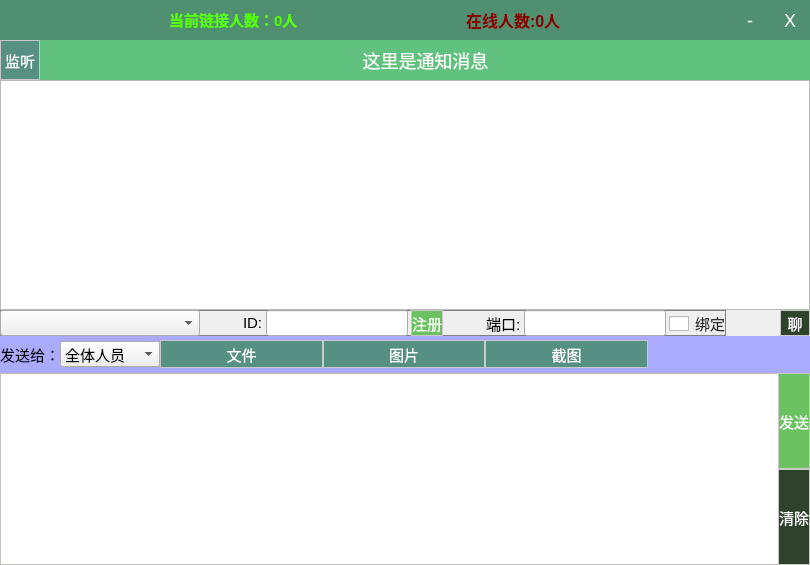
Before: the Qt Designer form QBoxServer/window.ui in BuleHell/QBox, drawn with Qt 5.
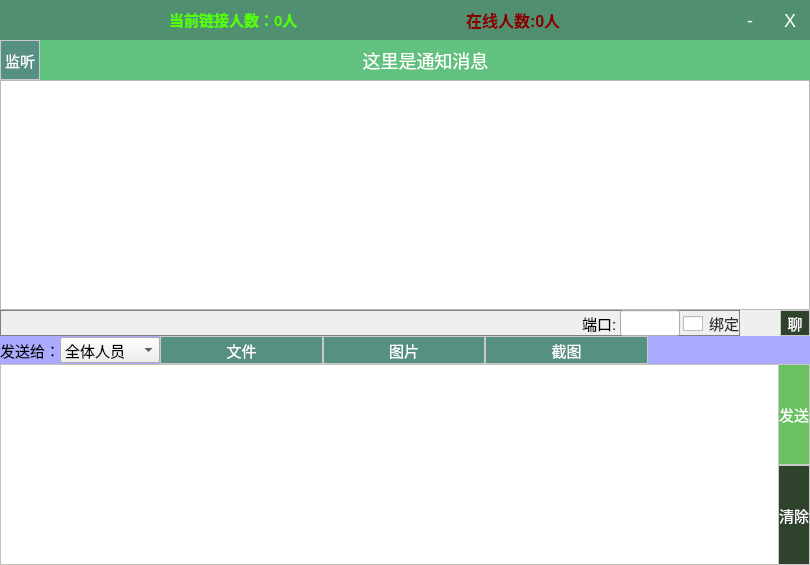
After: the same form once the commit is applied. Icons and pictures are not drawn.

Patch:
```diff
--- a/QBoxServer/window.ui
+++ b/QBoxServer/window.ui
@@ -359,139 +359,6 @@
         <property name="margin">
          <number>0</number>
         </property>
-        <item>
-         <widget class="QComboBox" name="cbNogister">
-          <property name="minimumSize">
-           <size>
-            <width>200</width>
-            <height>0</height>
-           </size>
-          </property>
-         </widget>
-        </item>
-        <item>
-         <spacer name="horizontalSpacer_2">
-          <property name="orientation">
-           <enum>Qt::Horizontal</enum>
-          </property>
-          <property name="sizeHint" stdset="0">
-           <size>
-            <width>40</width>
-            <height>20</height>
-           </size>
-          </property>
-         </spacer>
-        </item>
-        <item>
-         <widget class="QLabel" name="label_id">
-          <property name="text">
-           <string>ID:</string>
-          </property>
-         </widget>
-        </item>
-        <item>
-         <widget class="QLineEdit" name="lineEdit_UserID">
-          <property name="sizePolicy">
-           <sizepolicy hsizetype="Expanding" vsizetype="Preferred">
-            <horstretch>0</horstretch>
-            <verstretch>0</verstretch>
-           </sizepolicy>
-          </property>
-          <property name="styleSheet">
-           <string notr="true"/>
-          </property>
-          <property name="inputMask">
-           <string>99999999; </string>
-          </property>
-          <property name="cursorPosition">
-           <number>0</number>
-          </property>
-         </widget>
-        </item>
-        <item>
-         <widget class="QPushButton" name="btnRegister">
-          <property name="sizePolicy">
-           <sizepolicy hsizetype="Preferred" vsizetype="Preferred">
-            <horstretch>0</horstretch>
-            <verstretch>0</verstretch>
-           </sizepolicy>
-          </property>
-          <property name="maximumSize">
-           <size>
-            <width>16777215</width>
-            <height>40</height>
-           </size>
-          </property>
-          <property name="sizeIncrement">
-           <size>
-            <width>0</width>
-            <height>40</height>
-           </size>
-          </property>
-          <property name="autoFillBackground">
-           <bool>false</bool>
-          </property>
-          <property name="styleSheet">
-           <string notr="true">QPushButton{
-	border: 1px solid #c9c9c9;
-	background: #6bc260;
-	color:#ffffff;
-	font-family: &quot;微软雅黑&quot;;
-	font-size: 15px;
-}
-QPushButton:hover {
-	border: 1px solid #c9c9c9;
-	background: #ff9032;
-	color:#ffffff;
-	font-family: &quot;微软雅黑&quot;;
-	font-size: 15px;
-   
-}
-QPushButton:pressed {
-	border:9px solid #c9c9c9;
-	background: #569082;
-	color:#ffffff;
-	font-family: &quot;微软雅黑&quot;;
-	font-size: 20px;
-   
-}
-
-
-/*QPushButton
-{
-    background-color: transparent;
-    background-image: url(:/resource/image/talkwindow/resource/image/talkwindow/tools/sendButton.png);
-    background-repeat: none;    
-    border: none;
-    width: 50px;
-    height: 50px;
-}
-QPushButton:hover
-{
-   background-image:  url(:/resource/image/talkwindow/resource/image/talkwindow/tools/sendButtonHover.png);
-}
-
-QPushButton:pressed
-{
-   background-image: url(:/resource/image/talkwindow/resource/image/talkwindow/tools/sendButtonPressed.png)
-}
-
-QPushButton:focus {
-    outline: none;
-}*/
-</string>
-          </property>
-          <property name="text">
-           <string>注册</string>
-          </property>
-          <property name="autoRepeat">
-           <bool>false</bool>
-          </property>
-          <property name="autoExclusive">
-           <bool>false</bool>
-          </property>
-         </widget>
-        </item>
         <item>
          <spacer name="horizontalSpacer">
           <property name="orientation">
@@ -499,7 +366,7 @@
           </property>
           <property name="sizeHint" stdset="0">
            <size>
-            <width>40</width>
+            <width>63</width>
             <height>20</height>
            </size>
           </property>
@@ -520,6 +387,18 @@
         </item>
         <item>
          <widget class="QLineEdit" name="lineEdit_Port">
+          <property name="sizePolicy">
+           <sizepolicy hsizetype="Maximum" vsizetype="Fixed">
+            <horstretch>0</horstretch>
+            <verstretch>0</verstretch>
+           </sizepolicy>
+          </property>
+          <property name="maximumSize">
+           <size>
+            <width>60</width>
+            <height>16777215</height>
+           </size>
+          </property>
           <property name="inputMask">
            <string>9999; </string>
           </property>
@@ -569,6 +448,9 @@
        <property name="orientation">
         <enum>Qt::Horizontal</enum>
        </property>
+       <property name="sizeType">
+        <enum>QSizePolicy::Fixed</enum>
+       </property>
        <property name="sizeHint" stdset="0">
         <size>
          <width>40</width>
@@ -651,7 +533,7 @@
       <item>
        <widget class="QWidget" name="MyTools" native="true">
         <property name="sizePolicy">
-         <sizepolicy hsizetype="Preferred" vsizetype="MinimumExpanding">
+         <sizepolicy hsizetype="Preferred" vsizetype="Preferred">
           <horstretch>0</horstretch>
           <verstretch>0</verstretch>
          </sizepolicy>
@@ -659,7 +541,7 @@
         <property name="maximumSize">
          <size>
           <width>16777215</width>
-          <height>120</height>
+          <height>115</height>
          </size>
         </property>
         <layout class="QGridLayout" name="gridLayout_3">
@@ -671,6 +553,12 @@
          </property>
          <item row="0" column="0">
           <widget class="QWidget" name="MyEditToolsPanel" native="true">
+           <property name="sizePolicy">
+            <sizepolicy hsizetype="Preferred" vsizetype="Maximum">
+             <horstretch>0</horstretch>
+             <verstretch>0</verstretch>
+            </sizepolicy>
+           </property>
            <property name="styleSheet">
             <string notr="true">/*输入用户名父控件*/
 QWidget#MyEditToolsPanel {
```
Left out of the diff: 2 changed lines with no effect on the pictures.
